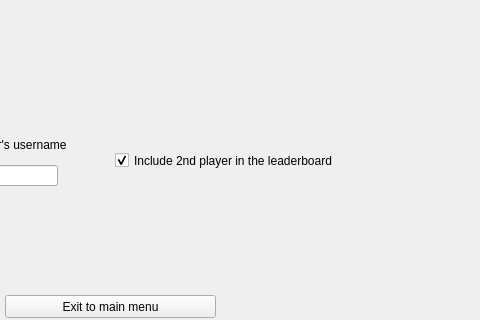
This is qt/base_window.ui in alexamarki/kinojecture-qt as Qt 5 draws it before an edit; both pictures show x 255 to 735 and y 235 to 555 of the 824 by 640 pixel window. The edited form follows.
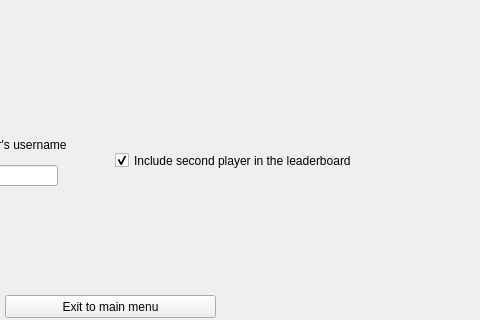
This is the edited form. The open tabs and pages were chosen to show the change. Custom widgets are drawn as their Qt base class.

The edit to the form file:
```diff
--- a/qt/base_window.ui
+++ b/qt/base_window.ui
@@ -1204,7 +1204,7 @@
         </rect>
        </property>
        <property name="text">
-        <string>Include 2nd player in the leaderboard</string>
+        <string>Include second player in the leaderboard</string>
        </property>
        <property name="checked">
         <bool>true</bool>
```
